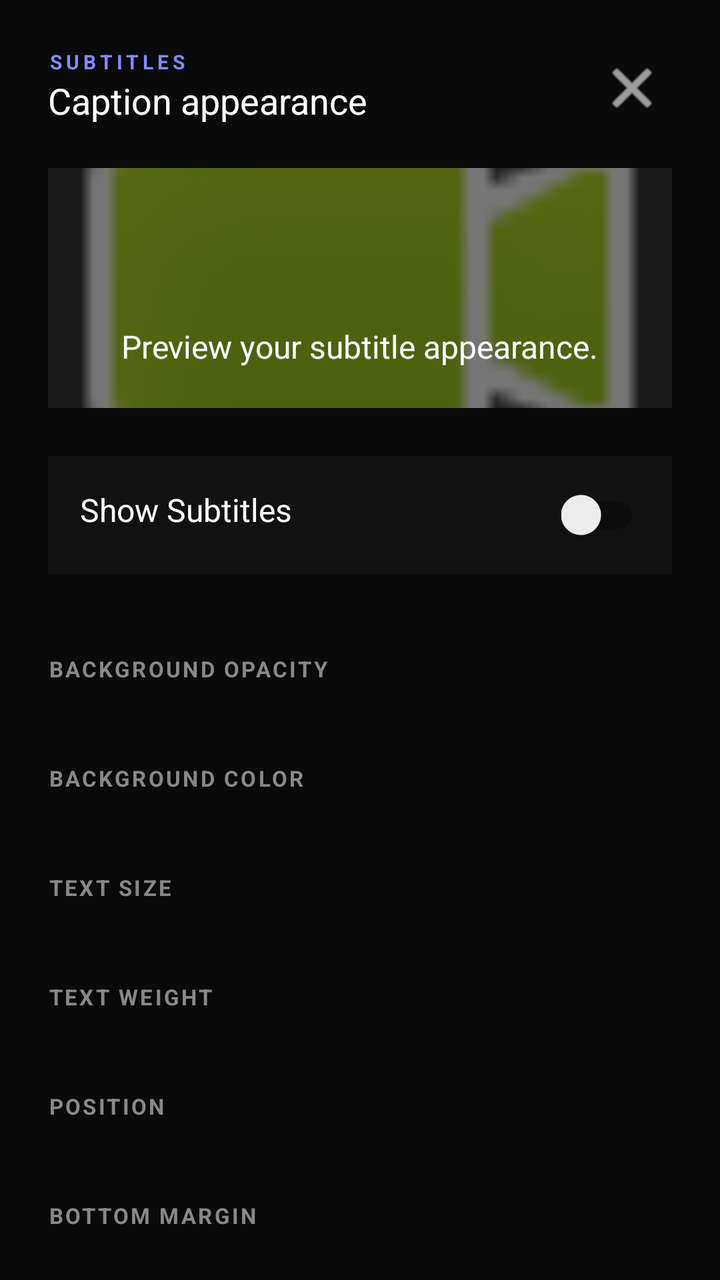
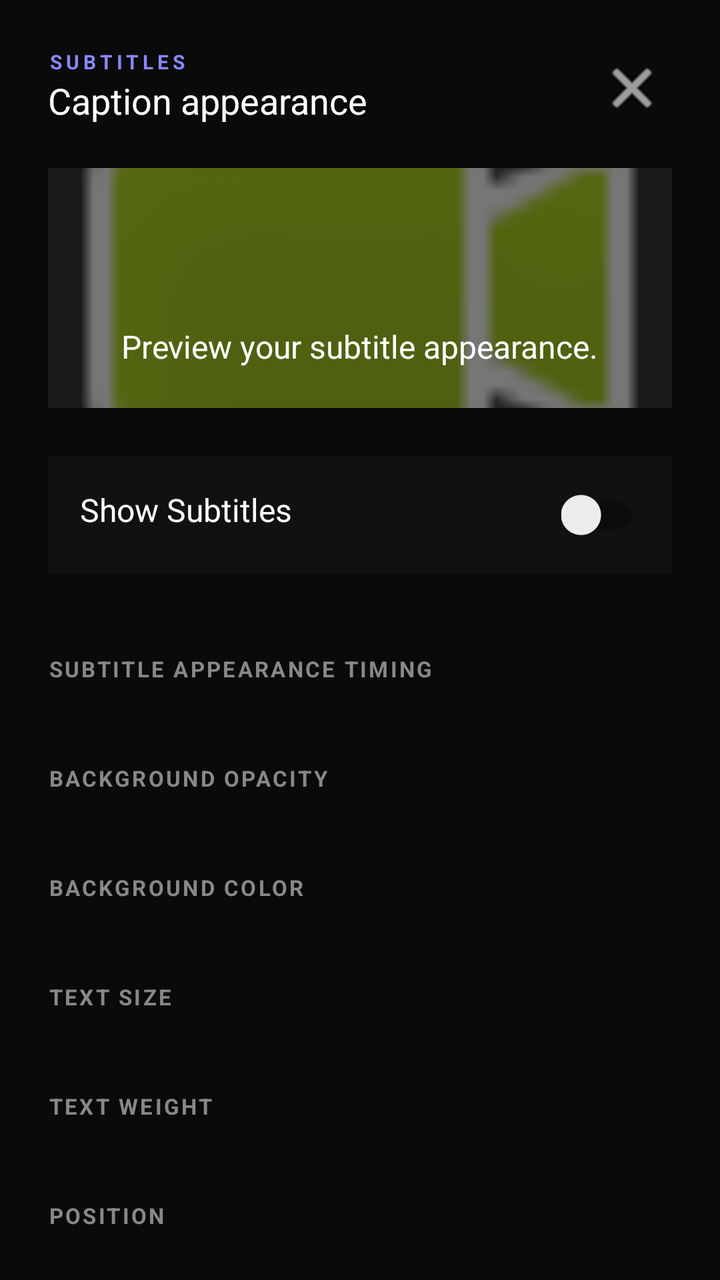

Two renders of the same Android screen: before a commit and after it. Below are the layout's source before the change and the commit's diff.
<!-- AndroidManifest.xml: application theme AppTheme.NoActionBar -->
<!-- res/layout/layout_caption_customization.xml -->
<?xml version="1.0" encoding="utf-8"?>
<androidx.core.widget.NestedScrollView xmlns:android="http://schemas.android.com/apk/res/android"
    xmlns:app="http://schemas.android.com/apk/res-auto"
    android:layout_width="match_parent"
    android:layout_height="match_parent"
    android:background="#0A0A0A">

    <LinearLayout
        android:layout_width="match_parent"
        android:layout_height="wrap_content"
        android:orientation="vertical"
        android:padding="24dp">

        <RelativeLayout
            android:layout_width="match_parent"
            android:layout_height="wrap_content"
            android:layout_marginBottom="20dp">
            <TextView
                android:layout_width="wrap_content"
                android:layout_height="wrap_content"
                android:text="SUBTITLES"
                android:textColor="#8888FF"
                android:textSize="10sp"
                android:textStyle="bold"
                android:letterSpacing="0.2" />
            <TextView
                android:layout_width="wrap_content"
                android:layout_height="wrap_content"
                android:text="Caption appearance"
                android:textColor="@android:color/white"
                android:textSize="18sp"
                android:layout_marginTop="14dp" />
            <ImageButton
                android:id="@+id/btn_close_captions"
                android:layout_width="40dp"
                android:layout_height="40dp"
                android:layout_alignParentEnd="true"
                android:background="?attr/selectableItemBackgroundBorderless"
                android:src="@android:drawable/ic_menu_close_clear_cancel"
                app:tint="@android:color/white" />
        </RelativeLayout>

        
        <FrameLayout
            android:id="@+id/preview_container"
            android:layout_width="match_parent"
            android:layout_height="120dp"
            android:background="#1A1A1A"
            android:layout_marginBottom="24dp">
            <ImageView
                android:layout_width="match_parent"
                android:layout_height="match_parent"
                android:scaleType="centerCrop"
                android:alpha="0.4"
                android:src="@android:drawable/presence_video_online" />

            <TextView
                android:id="@+id/caption_preview"
                android:layout_width="wrap_content"
                android:layout_height="wrap_content"
                android:layout_gravity="bottom|center_horizontal"
                android:layout_marginBottom="16dp"
                android:text="Preview your subtitle appearance."
                android:textColor="@android:color/white"
                android:padding="4dp"
                android:textSize="16sp"
                android:fontFamily="sans-serif"
                android:textStyle="normal"
                android:visibility="visible" />
        </FrameLayout>

        
        <RelativeLayout
            android:layout_width="match_parent"
            android:layout_height="wrap_content"
            android:layout_marginBottom="24dp"
            android:background="#111111"
            android:padding="16dp">
            <TextView
                android:layout_width="wrap_content"
                android:layout_height="wrap_content"
                android:text="Show Subtitles"
                android:textColor="@android:color/white"
                android:textSize="16sp" />
            <androidx.appcompat.widget.SwitchCompat
                android:id="@+id/switch_subtitles"
                android:layout_width="wrap_content"
                android:layout_height="wrap_content"
                android:layout_alignParentEnd="true" />
        </RelativeLayout>

        
        <TextView android:id="@+id/label_caption_track" style="@style/CaptionSettingLabel" android:text="SUBTITLE TRACK" android:visibility="gone" />
        <HorizontalScrollView android:id="@+id/scroll_caption_track" style="@style/CaptionScroll" android:visibility="gone">
            <LinearLayout android:id="@+id/group_caption_track" style="@style/CaptionGroup" />
        </HorizontalScrollView>

        
        <TextView style="@style/CaptionSettingLabel" android:text="BACKGROUND OPACITY" />
        <HorizontalScrollView style="@style/CaptionScroll">
            <LinearLayout android:id="@+id/group_bg_opacity" style="@style/CaptionGroup" />
        </HorizontalScrollView>

        
        <TextView style="@style/CaptionSettingLabel" android:text="BACKGROUND COLOR" />
        <HorizontalScrollView style="@style/CaptionScroll">
            <LinearLayout android:id="@+id/group_bg_color" style="@style/CaptionGroup" />
        </HorizontalScrollView>

        
        <TextView style="@style/CaptionSettingLabel" android:text="TEXT SIZE" />
        <HorizontalScrollView style="@style/CaptionScroll">
            <LinearLayout android:id="@+id/group_text_size" style="@style/CaptionGroup" />
        </HorizontalScrollView>

        
        <TextView style="@style/CaptionSettingLabel" android:text="TEXT WEIGHT" />
        <HorizontalScrollView style="@style/CaptionScroll">
            <LinearLayout android:id="@+id/group_text_weight" style="@style/CaptionGroup" />
        </HorizontalScrollView>

        
        <TextView style="@style/CaptionSettingLabel" android:text="POSITION" />
        <HorizontalScrollView style="@style/CaptionScroll">
            <LinearLayout android:id="@+id/group_position" style="@style/CaptionGroup" />
        </HorizontalScrollView>

        
        <TextView style="@style/CaptionSettingLabel" android:text="BOTTOM MARGIN" />
        <HorizontalScrollView style="@style/CaptionScroll">
            <LinearLayout android:id="@+id/group_margin" style="@style/CaptionGroup" />
        </HorizontalScrollView>

        
        <TextView style="@style/CaptionSettingLabel" android:text="TEXT COLOR" />
        <HorizontalScrollView style="@style/CaptionScroll">
            <LinearLayout android:id="@+id/group_text_color" style="@style/CaptionGroup" />
        </HorizontalScrollView>

        
        <TextView style="@style/CaptionSettingLabel" android:text="EDGE STYLE" />
        <HorizontalScrollView style="@style/CaptionScroll">
            <LinearLayout android:id="@+id/group_edge_style" style="@style/CaptionGroup" />
        </HorizontalScrollView>

        <TextView
            android:layout_width="wrap_content"
            android:layout_height="wrap_content"
            android:text="This server renders its own subtitles, so it may ignore some of these."
            android:textColor="#666666"
            android:textSize="12sp"
            android:layout_marginTop="16dp" />

        <RelativeLayout
            android:layout_width="match_parent"
            android:layout_height="wrap_content"
            android:layout_marginTop="32dp"
            android:layout_marginBottom="40dp">
            <TextView
                android:id="@+id/btn_reset_captions"
                android:layout_width="wrap_content"
                android:layout_height="wrap_content"
                android:text="Reset"
                android:textColor="#FF4444"
                android:textStyle="bold"
                android:clickable="true"
                android:focusable="true" />
            <TextView
                android:id="@+id/btn_final_close_captions"
                android:layout_width="wrap_content"
                android:layout_height="wrap_content"
                android:layout_alignParentEnd="true"
                android:text="Close"
                android:textColor="#888888"
                android:textStyle="bold"
                android:clickable="true"
                android:focusable="true" />
        </RelativeLayout>

    </LinearLayout>
</androidx.core.widget.NestedScrollView>
<!-- resources referenced by this layout -->
<resources>
  <style name="CaptionGroup">
          <item name="android:layout_width">wrap_content</item>
          <item name="android:layout_height">wrap_content</item>
          <item name="android:orientation">horizontal</item>
          <item name="android:gravity">center_vertical</item>
      </style>
  <style name="CaptionScroll">
          <item name="android:layout_width">match_parent</item>
          <item name="android:layout_height">wrap_content</item>
          <item name="android:scrollbars">none</item>
          <item name="android:layout_marginBottom">16dp</item>
      </style>
  <style name="CaptionSettingLabel">
          <item name="android:layout_width">wrap_content</item>
          <item name="android:layout_height">wrap_content</item>
          <item name="android:textColor">#888888</item>
          <item name="android:textSize">11sp</item>
          <item name="android:textStyle">bold</item>
          <item name="android:letterSpacing">0.1</item>
          <item name="android:layout_marginTop">16dp</item>
          <item name="android:layout_marginBottom">8dp</item>
          <item name="android:textAllCaps">true</item>
      </style>
  <style name="AppTheme.NoActionBar" parent="Theme.AppCompat.DayNight.NoActionBar">
          <item name="windowActionBar">false</item>
          <item name="windowNoTitle">true</item>
          <item name="android:windowBackground">#020005</item>
      </style>
</resources>

<!-- the commit's change to res/layout/layout_caption_customization.xml (unified diff, before → after) -->
@@ -96,6 +96,12 @@
         </HorizontalScrollView>
 
         
+        <TextView style="@style/CaptionSettingLabel" android:text="SUBTITLE APPEARANCE TIMING" />
+        <HorizontalScrollView style="@style/CaptionScroll">
+            <LinearLayout android:id="@+id/group_sub_timing" style="@style/CaptionGroup" />
+        </HorizontalScrollView>
+
+        
         <TextView style="@style/CaptionSettingLabel" android:text="BACKGROUND OPACITY" />
         <HorizontalScrollView style="@style/CaptionScroll">
             <LinearLayout android:id="@+id/group_bg_opacity" style="@style/CaptionGroup" />
